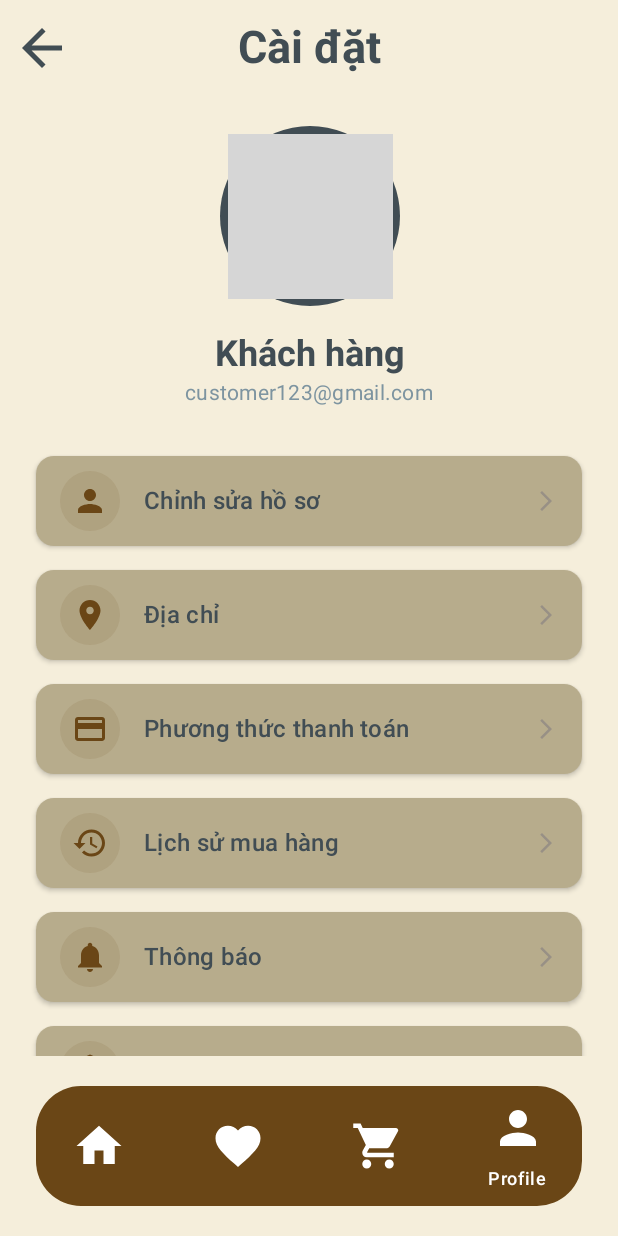
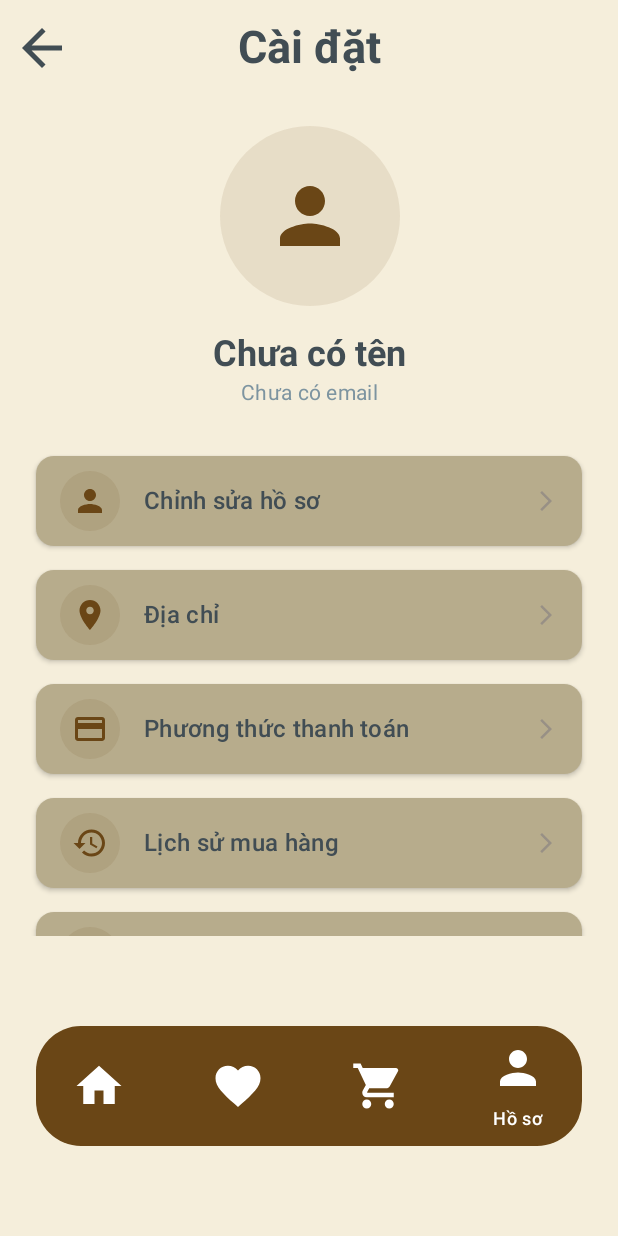
Before and after one commit to Minhhieu3012/coffee-shop-order-online-app, an Android app built with Jetpack Compose: the MainScreen screen opened through its navigation route, item 4 of the bottom bar chosen, on a phone screen of 412 x 824 dp. Run offline under Robolectric (Android 15) with nearby library versions, the light colour scheme and no system bars; our stand-ins replace Dagger/Hilt's generated code, Firebase (no records; nobody signed in at launch, a user with empty details on screens opened directly), Room's generated code; pictures from the network do not load; grey boxes are pictures that could not be loaded.

Commit message:
feat: integrate ProfileViewModel with ProfileScreen to display logged-in user data

```diff
--- a/CustomerMobile/app/src/main/java/vn/edu/ut/hieupm9898/customermobile/features/profile/ProfileScreen.kt
+++ b/CustomerMobile/app/src/main/java/vn/edu/ut/hieupm9898/customermobile/features/profile/ProfileScreen.kt
@@ -13,6 +13,8 @@ import androidx.compose.material.icons.automirrored.filled.ArrowForwardIos
 import androidx.compose.material.icons.filled.*
 import androidx.compose.material3.*
 import androidx.compose.runtime.Composable
+import androidx.compose.runtime.collectAsState
+import androidx.compose.runtime.getValue
 import androidx.compose.ui.Alignment
 import androidx.compose.ui.Modifier
 import androidx.compose.ui.draw.clip
@@ -23,26 +25,30 @@ import androidx.compose.ui.text.font.FontWeight
 import androidx.compose.ui.tooling.preview.Preview
 import androidx.compose.ui.unit.dp
 import androidx.compose.ui.unit.sp
+import androidx.hilt.navigation.compose.hiltViewModel
 import androidx.navigation.NavController
 import androidx.navigation.compose.rememberNavController
 import coil.compose.AsyncImage
 import coil.request.ImageRequest
+import vn.edu.ut.hieupm9898.customermobile.data.model.User
 import vn.edu.ut.hieupm9898.customermobile.navigation.AppRoutes
 import vn.edu.ut.hieupm9898.customermobile.ui.theme.CustomerMobileTheme
 
 @OptIn(ExperimentalMaterial3Api::class)
 @Composable
 fun ProfileScreen(
-    navController: NavController, // [QUAN TRỌNG] Thêm cái này để điều hướng
+    navController: NavController,
     onEditProfileClick: () -> Unit,
     onAddressClick: () -> Unit,
     onPaymentClick: () -> Unit,
     onHistoryClick: () -> Unit,
     onNotificationsClick: () -> Unit,
-    // onLogoutClick: () -> Unit, <-- Đã xóa dòng này vì ta xử lý trực tiếp bên dưới
-    onBackClick: () -> Unit = {}
+    onBackClick: () -> Unit = {},
+    viewModel: ProfileViewModel = hiltViewModel() // 👈 THÊM ViewModel
 ) {
-    val context = LocalContext.current // Lấy context để xóa bộ nhớ máy
+    val context = LocalContext.current
+    val currentUser by viewModel.currentUser.collectAsState() // 👈 LẤY USER
+    val isLoading by viewModel.isLoading.collectAsState()
 
     Scaffold(
         containerColor = MaterialTheme.colorScheme.background,
@@ -74,8 +80,19 @@ fun ProfileScreen(
         ) {
             Spacer(modifier = Modifier.height(20.dp))
 
-            // 1. User Info Section
-            UserProfileHeader()
+            // 1. User Info Section - HIỂN THỊ LOADING HOẶC USER
+            if (isLoading) {
+                Box(
+                    modifier = Modifier
+                        .fillMaxWidth()
+                        .height(200.dp),
+                    contentAlignment = Alignment.Center
+                ) {
+                    CircularProgressIndicator()
+                }
+            } else {
+                UserProfileHeader(user = currentUser) // 👈 TRUYỀN USER VÀO
+            }
 
             Spacer(modifier = Modifier.height(32.dp))
 
@@ -113,14 +130,22 @@ fun ProfileScreen(
                     title = "Bảo mật",
                     onClick = {}
                 )
+
+                // 👇 THÊM PHẦN HIỂN THỊ ĐIỂM THƯỞNG
+                if (currentUser != null) {
+                    ProfileStatsCard(
+                        loyaltyPoints = currentUser!!.loyaltyPoints,
+                        totalOrders = currentUser!!.totalOrders,
+                        totalSpent = currentUser!!.totalSpent
+                    )
+                }
             }
 
             Spacer(modifier = Modifier.height(48.dp))
 
-            // 3. Logout Button (XỬ LÝ TRỰC TIẾP TẠI ĐÂY)
+            // 3. Logout Button
             Surface(
                 onClick = {
-                    // BƯỚC 1: Xóa trạng thái đăng nhập ("Quên người dùng")
                     val sharedPreferences = context.getSharedPreferences("AppPrefs", Context.MODE_PRIVATE)
                     with(sharedPreferences.edit()) {
                         putBoolean("IS_LOGGED_IN", false)
@@ -128,8 +153,6 @@ fun ProfileScreen(
                         apply()
                     }
 
-                    // BƯỚC 2: Đá về màn hình Đăng nhập (AUTH_GRAPH)
-                    // Và xóa sạch lịch sử để không bấm Back quay lại được
                     navController.navigate(AppRoutes.AUTH_GRAPH) {
                         popUpTo(AppRoutes.MAIN_APP_GRAPH) { inclusive = true }
                     }
@@ -163,10 +186,9 @@ fun ProfileScreen(
     }
 }
 
-// --- CÁC COMPOSABLE CON GIỮ NGUYÊN ---
-
+// 👇 CẬP NHẬT UserProfileHeader ĐỂ NHẬN USER
 @Composable
-fun UserProfileHeader() {
+fun UserProfileHeader(user: User?) {
     Column(
         horizontalAlignment = Alignment.CenterHorizontally
     ) {
@@ -175,11 +197,20 @@ fun UserProfileHeader() {
             modifier = Modifier
                 .size(120.dp)
                 .clip(CircleShape)
-                .background(MaterialTheme.colorScheme.onBackground)
+                .background(MaterialTheme.colorScheme.primary.copy(alpha = 0.1f))
         ) {
+            if (user?.avatarUrl.isNullOrEmpty()) {
+                // Hiển thị icon mặc định nếu không có avatar
+                Icon(
+                    imageVector = Icons.Default.Person,
+                    contentDescription = "Default Avatar",
+                    modifier = Modifier.size(60.dp),
+                    tint = MaterialTheme.colorScheme.primary
+                )
+            } else {
                 AsyncImage(
                     model = ImageRequest.Builder(LocalContext.current)
-                    .data("https://img.freepik.com/free-photo/portrait-handsome-smiling-young-man-model-wearing-casual-summer-pink-clothes-fashion-stylish-man-posing_158538-5350.jpg")
+                        .data(user?.avatarUrl)
                         .crossfade(true)
                         .build(),
                     contentDescription = "User Avatar",
@@ -189,19 +220,109 @@ fun UserProfileHeader() {
                         .clip(CircleShape)
                 )
             }
+        }
 
         Spacer(modifier = Modifier.height(16.dp))
 
         Text(
-            text = "Khách hàng",
+            text = user?.displayName?.takeIf { it.isNotEmpty() } ?: "Chưa có tên",
             style = MaterialTheme.typography.headlineSmall,
             fontWeight = FontWeight.Bold,
             color = MaterialTheme.colorScheme.onBackground
         )
+
         Text(
-            text = "customer123@gmail.com",
+            text = user?.email?.takeIf { it.isNotEmpty() } ?: "Chưa có email",
             style = MaterialTheme.typography.bodyMedium,
             color = MaterialTheme.colorScheme.secondary
+        )
+
+        // Hiển thị số điện thoại nếu có
+        if (!user?.phoneNumber.isNullOrEmpty()) {
+            Spacer(modifier = Modifier.height(4.dp))
+            Text(
+                text = user?.phoneNumber ?: "",
+                style = MaterialTheme.typography.bodySmall,
+                color = MaterialTheme.colorScheme.outline
+            )
+        }
+    }
+}
+
+// 👇 THÊM CARD HIỂN THỊ THỐNG KÊ
+@Composable
+fun ProfileStatsCard(
+    loyaltyPoints: Int,
+    totalOrders: Int,
+    totalSpent: Double
+) {
+    Card(
+        modifier = Modifier.fillMaxWidth(),
+        shape = RoundedCornerShape(16.dp),
+        colors = CardDefaults.cardColors(
+            containerColor = MaterialTheme.colorScheme.primaryContainer
+        )
+    ) {
+        Column(
+            modifier = Modifier.padding(16.dp)
+        ) {
+            Text(
+                text = "Thống kê tài khoản",
+                style = MaterialTheme.typography.titleMedium,
+                fontWeight = FontWeight.Bold
+            )
+
+            Spacer(modifier = Modifier.height(12.dp))
+
+            Row(
+                modifier = Modifier.fillMaxWidth(),
+                horizontalArrangement = Arrangement.SpaceBetween
+            ) {
+                StatItem(
+                    icon = Icons.Default.Stars,
+                    label = "Điểm thưởng",
+                    value = loyaltyPoints.toString()
+                )
+                StatItem(
+                    icon = Icons.Default.ShoppingBag,
+                    label = "Đơn hàng",
+                    value = totalOrders.toString()
+                )
+                StatItem(
+                    icon = Icons.Default.AttachMoney,
+                    label = "Tổng chi",
+                    value = "${String.format("%.0f", totalSpent)}đ"
+                )
+            }
+        }
+    }
+}
+
+@Composable
+fun StatItem(
+    icon: ImageVector,
+    label: String,
+    value: String
+) {
+    Column(
+        horizontalAlignment = Alignment.CenterHorizontally
+    ) {
+        Icon(
+            imageVector = icon,
+            contentDescription = null,
+            tint = MaterialTheme.colorScheme.primary,
+            modifier = Modifier.size(24.dp)
+        )
+        Spacer(modifier = Modifier.height(4.dp))
+        Text(
+            text = value,
+            style = MaterialTheme.typography.titleMedium,
+            fontWeight = FontWeight.Bold
+        )
+        Text(
+            text = label,
+            style = MaterialTheme.typography.bodySmall,
+            color = MaterialTheme.colorScheme.outline
         )
     }
 }
--- a/CustomerMobile/app/src/main/java/vn/edu/ut/hieupm9898/customermobile/features/profile/ProfileViewModel.kt
+++ b/CustomerMobile/app/src/main/java/vn/edu/ut/hieupm9898/customermobile/features/profile/ProfileViewModel.kt
@@ -1 +1,46 @@
 package vn.edu.ut.hieupm9898.customermobile.features.profile
+
+import androidx.lifecycle.ViewModel
+import androidx.lifecycle.viewModelScope
+import dagger.hilt.android.lifecycle.HiltViewModel
+import kotlinx.coroutines.flow.MutableStateFlow
+import kotlinx.coroutines.flow.asStateFlow
+import kotlinx.coroutines.launch
+import vn.edu.ut.hieupm9898.customermobile.data.model.User
+import vn.edu.ut.hieupm9898.customermobile.data.repository.AuthRepository
+import javax.inject.Inject
+
+@HiltViewModel
+class ProfileViewModel @Inject constructor(
+    private val authRepository: AuthRepository
+) : ViewModel() {
+
+    private val _currentUser = MutableStateFlow<User?>(null)
+    val currentUser = _currentUser.asStateFlow()
+
+    private val _isLoading = MutableStateFlow(false)
+    val isLoading = _isLoading.asStateFlow()
+
+    init {
+        loadCurrentUser()
+    }
+
+    fun loadCurrentUser() = viewModelScope.launch {
+        _isLoading.value = true
+        val result = authRepository.getCurrentUser()
+
+        result.fold(
+            onSuccess = { user ->
+                _currentUser.value = user
+            },
+            onFailure = { error ->
+                _currentUser.value = null
+            }
+        )
+        _isLoading.value = false
+    }
+
+    fun refreshUser() {
+        loadCurrentUser()
+    }
+}
--- a/CustomerMobile/app/src/main/java/vn/edu/ut/hieupm9898/customermobile/ui/components/BrosBottomNavBar.kt
+++ b/CustomerMobile/app/src/main/java/vn/edu/ut/hieupm9898/customermobile/ui/components/BrosBottomNavBar.kt
@@ -2,7 +2,9 @@ package vn.edu.ut.hieupm9898.customermobile.ui.components
 
 import androidx.compose.foundation.background
 import androidx.compose.foundation.layout.Box
+import androidx.compose.foundation.layout.Spacer
 import androidx.compose.foundation.layout.fillMaxSize
+import androidx.compose.foundation.layout.height
 import androidx.compose.foundation.layout.padding
 import androidx.compose.foundation.layout.size
 import androidx.compose.foundation.shape.RoundedCornerShape
@@ -41,10 +43,10 @@ private data class NavItem(
 
 // 2. Danh sách các item
 private val navItems = listOf(
-    NavItem("Home", Icons.Default.Home, "home"),
-    NavItem("Favorite", Icons.Default.Favorite, "vn/edu/ut/hieupm9898/customermobile/features/favorite"),
-    NavItem("Cart", Icons.Default.ShoppingCart, "cart"),
-    NavItem("Profile", Icons.Default.Person, "profile")
+    NavItem("Trang chủ", Icons.Default.Home, "home"),
+    NavItem("Yêu thích", Icons.Default.Favorite, "vn/edu/ut/hieupm9898/customermobile/features/favorite"),
+    NavItem("Giỏ hàng", Icons.Default.ShoppingCart, "cart"),
+    NavItem("Hồ sơ", Icons.Default.Person, "profile")
 )
 
 /**
@@ -61,7 +63,7 @@ fun BrosBottomNavBar(
 ) {
     NavigationBar(
         modifier = modifier
-            .padding(horizontal = 24.dp, vertical = 20.dp) // Tạo khoảng cách "nổi"
+            .padding(horizontal = 24.dp, vertical = 60.dp) // Tạo khoảng cách "nổi"
             .clip(RoundedCornerShape(30.dp)), // Bo tròn như trong ảnh
         containerColor = MaterialTheme.colorScheme.primary,
         tonalElevation = 8.dp // Đổ bóng
```
Lines whose indentation alone changed are shown as unchanged.
